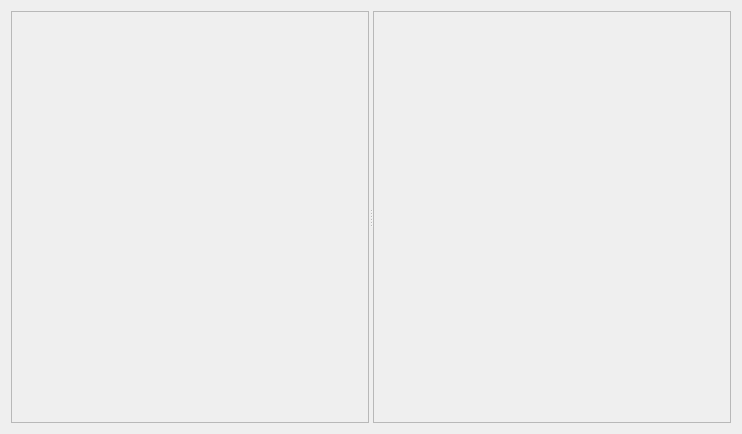
Above: UI/qt_ui/catalog_frame.ui from arnaudframmery/catalog before the change. Below: the same form after it.
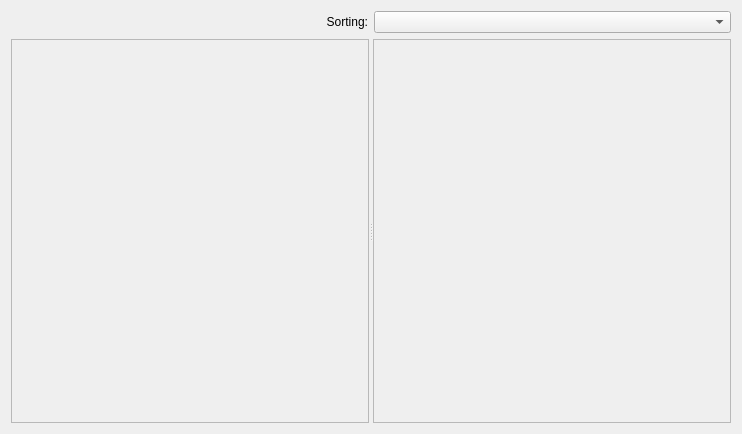
That is the form after the change.

Commit message: add sorting UI and logic

Diff of the .ui file:
```diff
--- a/UI/qt_ui/catalog_frame.ui
+++ b/UI/qt_ui/catalog_frame.ui
@@ -13,7 +13,30 @@
   <property name="windowTitle">
    <string>Form</string>
   </property>
-  <layout class="QHBoxLayout" name="horizontalLayout">
+  <layout class="QVBoxLayout" name="verticalLayout">
+   <item>
+    <layout class="QHBoxLayout" name="horizontalLayout">
+     <property name="sizeConstraint">
+      <enum>QLayout::SetDefaultConstraint</enum>
+     </property>
+     <item>
+      <widget class="QLabel" name="sort_label">
+       <property name="layoutDirection">
+        <enum>Qt::LeftToRight</enum>
+       </property>
+       <property name="text">
+        <string>Sorting:</string>
+       </property>
+       <property name="alignment">
+        <set>Qt::AlignRight|Qt::AlignTrailing|Qt::AlignVCenter</set>
+       </property>
+      </widget>
+     </item>
+     <item>
+      <widget class="QComboBox" name="sort_combo_box"/>
+     </item>
+    </layout>
+   </item>
    <item>
     <widget class="QSplitter" name="splitter">
      <property name="orientation">
@@ -28,8 +51,8 @@
         <rect>
          <x>0</x>
          <y>0</y>
-         <width>355</width>
-         <height>410</height>
+         <width>358</width>
+         <height>203</height>
         </rect>
        </property>
       </widget>
@@ -43,8 +66,8 @@
         <rect>
          <x>0</x>
          <y>0</y>
-         <width>355</width>
-         <height>410</height>
+         <width>357</width>
+         <height>203</height>
         </rect>
        </property>
       </widget>
```
Left out of the diff: 4 changed lines with no effect on the pictures. The commit also changes 8 other files.
